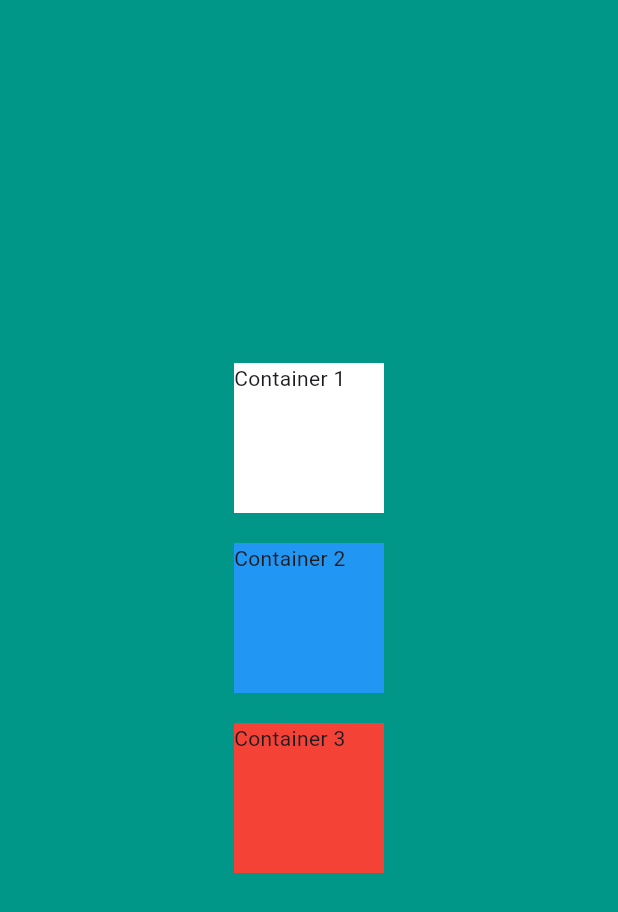
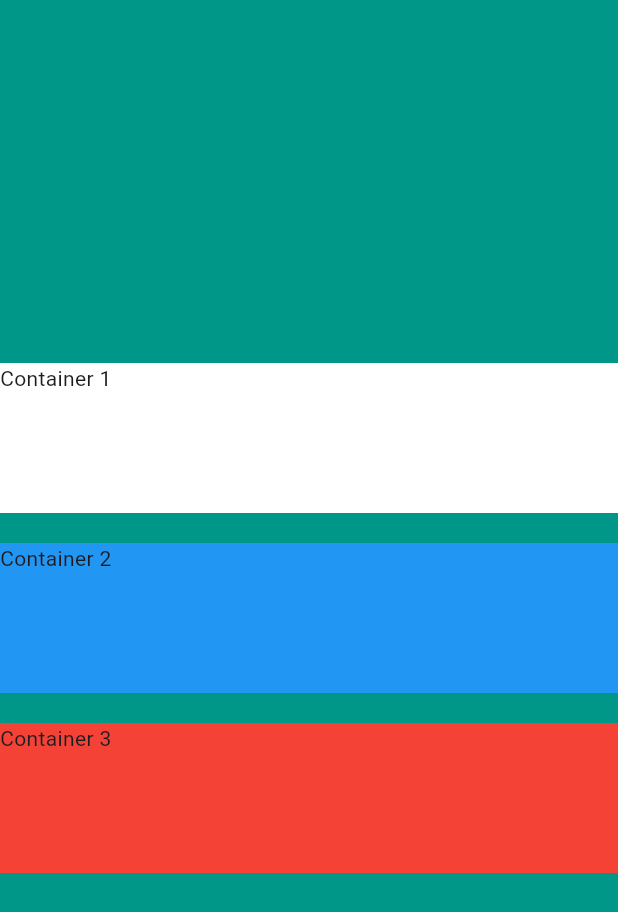
Before and after one commit to the-fanan/my_card_flutter, a Flutter app: the screen it shows after launch, on a phone screen of 412 x 824 dp. Shown: the top 912 px of the screen. Run offline on Flutter 3.47's test engine with Material 3 defaults, Android fonts, the phone set to English and light mode, and no system bars.

Commit message:
featL use cross-axis alignment to stretch containers in column

```diff
--- a/lib/main.dart
+++ b/lib/main.dart
@@ -20,31 +20,26 @@ class MyApp extends StatelessWidget {
             // determines how to order children. down is default, top to bottom
             verticalDirection: VerticalDirection.down,
             mainAxisAlignment: MainAxisAlignment.center,
+            crossAxisAlignment: CrossAxisAlignment.stretch,
             children: [
               Container(
                 height: 100,
-                width: 100,
                 margin: const EdgeInsets.only(top: 10, bottom: 10),
                 color: Colors.white,
                 child: const Text('Container 1'),
               ),
               Container(
                 height: 100,
-                width: 100,
                 margin: const EdgeInsets.only(top: 10, bottom: 10),
                 color: Colors.blue,
                 child: const Text('Container 2'),
               ),
               Container(
                 height: 100,
-                width: 100,
                 margin: const EdgeInsets.only(top: 10, bottom: 10),
                 color: Colors.red,
                 child: const Text('Container 3'),
               ),
-              Container(
-                width: double.infinity,
-              )
             ],
           ),
         ),
```
